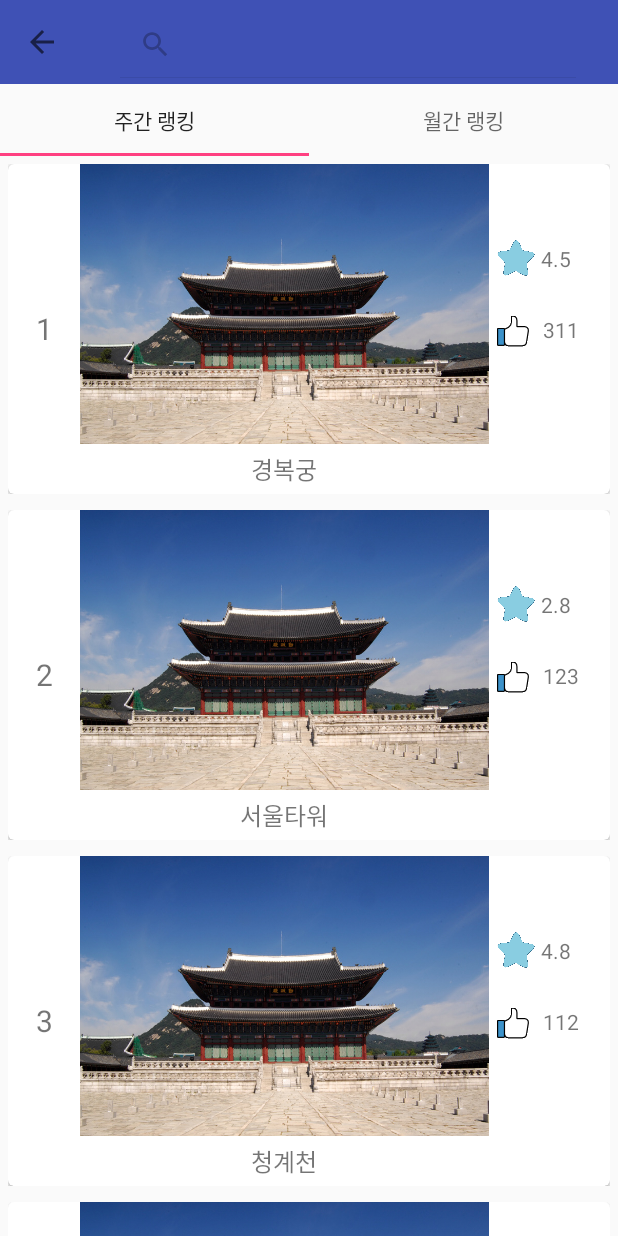
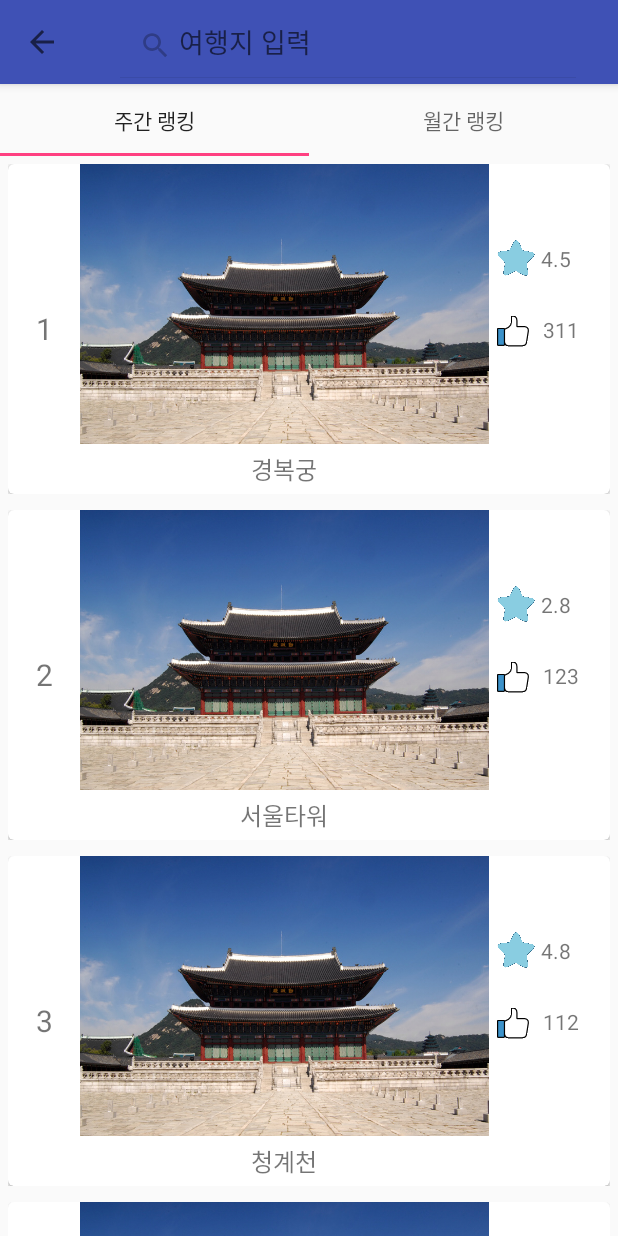
Before and after one commit to MoonGyeongHyeon/SeoulGuide-Android, an Android app: the screen it shows after launch (MainActivity), after a tap on "검색", on a phone screen of 412 x 824 dp. Run offline under Robolectric (Android 15) with nearby library versions, the phone set to English and light mode, and no system bars.

Commit message:
1. 앱에서 전체적으로 동작하는 Toolbar Collapsing 효과 적용  1-1. 전체적으로 동작하기 위해서 액티비티의 XML 파일인         included_layout.xml 파일을 수정  1-2. CollapsingToolbarLayout을 적용시키기 위해 CoordinatorLayout,         AppBarLayout을 추가했으며 필요로 하는 app:scrollFlags,         app:layout_behavior 설정을 추가  1-3. CollapsingToolbarLayout이 동작하여 얻는 효과는         id:fragmentComponentLayout이 아래에서 위로 스크롤 될 경우         Toolbar가 사라지며, 위에서 아래로 스크롤 할 경우 Toolbar가         다시 생기는 것이다.
2. MainActivity.java의 SearchView 속성 두 가지를 추가
 2-1. onFocusChange 메서드가 동작할 수 있도록 'setOnQueryTextFocusChangeListener(this)' 메서드를 추가
 2-2. SearchView가 활성화 되어있는 동안 HInt를 출력시키기 위해 'setQueryHint()' 메서드를 추가

```diff
--- a/app/src/main/java/test/superdroid/com/seoulguide/MainActivity.java
+++ b/app/src/main/java/test/superdroid/com/seoulguide/MainActivity.java
@@ -1,6 +1,7 @@
 package test.superdroid.com.seoulguide;
 
 import android.support.annotation.NonNull;
+import android.support.design.widget.CollapsingToolbarLayout;
 import android.support.design.widget.NavigationView;
 import android.support.v4.app.Fragment;
 import android.support.v4.app.FragmentManager;
@@ -61,6 +62,8 @@ public class MainActivity extends AppCompatActivity
 
         mSearchMenuItem = menu.findItem(R.id.searchView);
         SearchView searchView = (SearchView) mSearchMenuItem.getActionView();
+        searchView.setQueryHint("여행지 입력");
+        searchView.setOnQueryTextFocusChangeListener(this);
         searchView.setOnQueryTextListener(new SearchView.OnQueryTextListener() {
             @Override
             public boolean onQueryTextSubmit(String query) {
--- a/app/src/main/res/layout/included_layout.xml
+++ b/app/src/main/res/layout/included_layout.xml
@@ -1,20 +1,38 @@
 <?xml version="1.0" encoding="utf-8"?>
-<LinearLayout xmlns:android="http://schemas.android.com/apk/res/android"
+<android.support.design.widget.CoordinatorLayout
+    xmlns:android="http://schemas.android.com/apk/res/android"
     xmlns:app="http://schemas.android.com/apk/res-auto"
     android:orientation="vertical"
     android:layout_width="match_parent"
     android:layout_height="match_parent">
 
-    <android.support.v7.widget.Toolbar
-        android:id="@+id/mainToolbar"
+    <android.support.design.widget.AppBarLayout
         android:layout_width="match_parent"
-        android:layout_height="?attr/actionBarSize"
-        android:background="@color/colorPrimary"
-        app:titleTextColor="#ffffff"/>
+        android:layout_height="?attr/actionBarSize">
+
+        <android.support.design.widget.CollapsingToolbarLayout
+            android:layout_width="match_parent"
+            android:layout_height="match_parent"
+            app:expandedTitleMarginEnd="64dp"
+            app:expandedTitleMarginStart="48dp"
+            app:layout_scrollFlags="scroll|enterAlways"
+            app:titleEnabled="false">
+
+            <android.support.v7.widget.Toolbar
+                android:id="@+id/mainToolbar"
+                android:layout_width="match_parent"
+                android:layout_height="match_parent"
+                android:background="@color/colorPrimary"
+                app:titleTextColor="#ffffff"
+                app:layout_collapseMode="pin"/>
+
+        </android.support.design.widget.CollapsingToolbarLayout>
+    </android.support.design.widget.AppBarLayout>
 
     <FrameLayout
         android:id="@+id/fragmentComponentLayout"
         android:layout_width="match_parent"
-        android:layout_height="match_parent"/>
+        android:layout_height="match_parent"
+        app:layout_behavior="@string/appbar_scrolling_view_behavior" />
 
-</LinearLayout>
+</android.support.design.widget.CoordinatorLayout>
```
Also changed, not shown: 1 other file.
